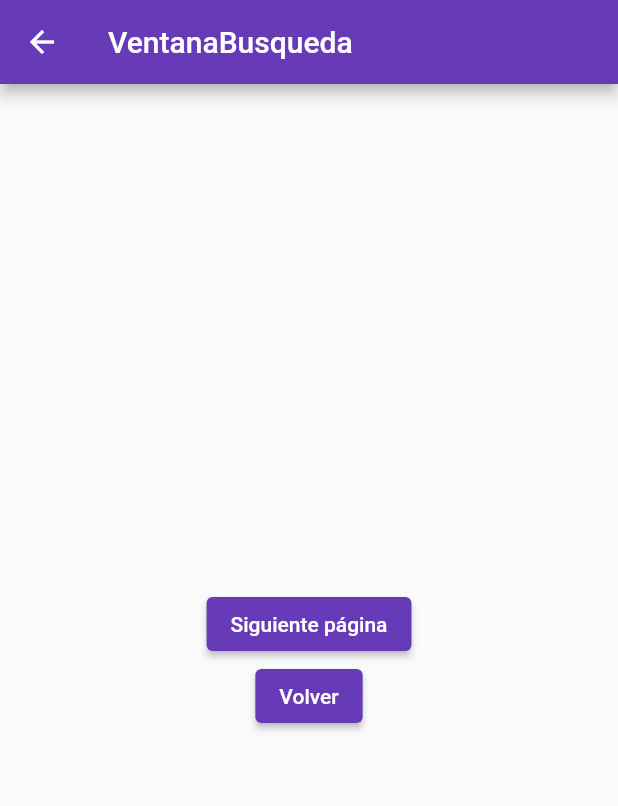
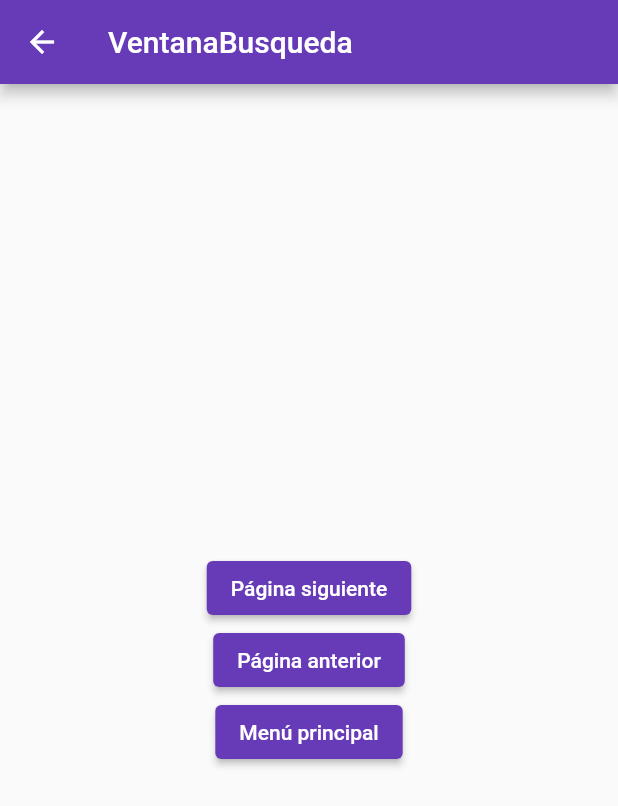
Before and after one commit to xxoel/IPM-Flutter, a Flutter app: the VentanaBusqueda screen opened directly with empty values, on a phone screen of 412 x 824 dp. Shown: the top 806 px of the screen. Run offline on Flutter 3.47's test engine with Material 2 defaults, Android fonts, the phone set to English and light mode, and no system bars; our stand-ins replace connectivity.

Commit message:
Añadido boton de pagina anterior y boton de menu principal

```diff
--- a/app_movil/lib/main.dart
+++ b/app_movil/lib/main.dart
@@ -243,21 +243,26 @@ class VentanaBusqueda extends StatelessWidget {
                       onPressed: () {
                         if (block?.nextBlock != null) {
                           own_search_recipes(block!.nextBlock!).then((data) {
-                            Navigator.pushReplacement(
+                            Navigator.push(
                               context, MaterialPageRoute(
                                 builder: (context) =>
                                     VentanaBusqueda(block: data)),);
                           });
                         }
                       },
-                      child: const Text('Siguiente página'),
+                      child: const Text('Página siguiente'),
                     ),
                     ElevatedButton(
                       onPressed: () {
                         Navigator.pop(context);
                       },
-                      child: const Text('Volver'),
+                      child: const Text('Página anterior'),
                     ),
+                    ElevatedButton(
+                      onPressed: () {
+                        Navigator.popUntil(context, (Route<dynamic> predicate) => predicate.isFirst);},
+                      child: const Text('Menú principal'),
+                    )
                   ],
                 ),
               )
```
